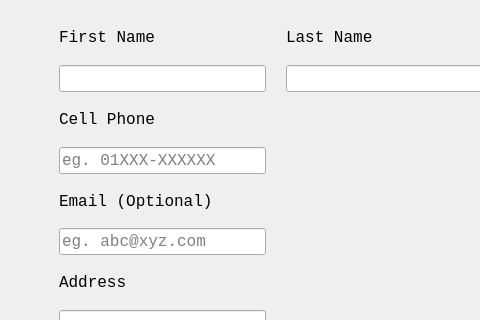
This is ApppointmentCreateUI.ui in ASNaeem/Simple-VCMS as Qt 5 draws it before an edit; both pictures show x 0 to 480 and y 577 to 897 of the 1028 by 1030 pixel window. The edited form follows.
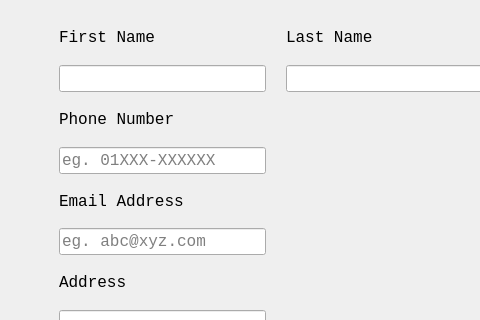
This is the edited form.

What changed in the file:
```diff
--- a/ApppointmentCreateUI.ui
+++ b/ApppointmentCreateUI.ui
@@ -612,7 +612,7 @@
              </font>
             </property>
             <property name="text">
-             <string>Cell Phone</string>
+             <string>Phone Number</string>
             </property>
            </widget>
           </item>
@@ -625,7 +625,7 @@
              </font>
             </property>
             <property name="text">
-             <string>Email (Optional)</string>
+             <string>Email Address</string>
             </property>
            </widget>
           </item>
```
Left out of the diff: 4 changed lines with no effect on the pictures.
